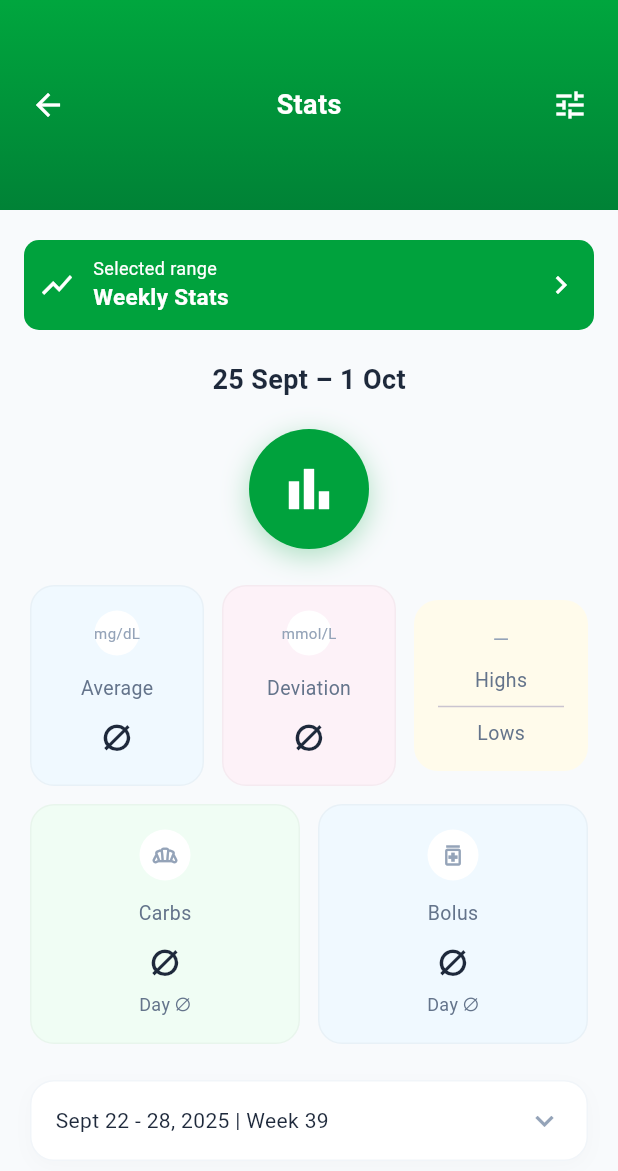
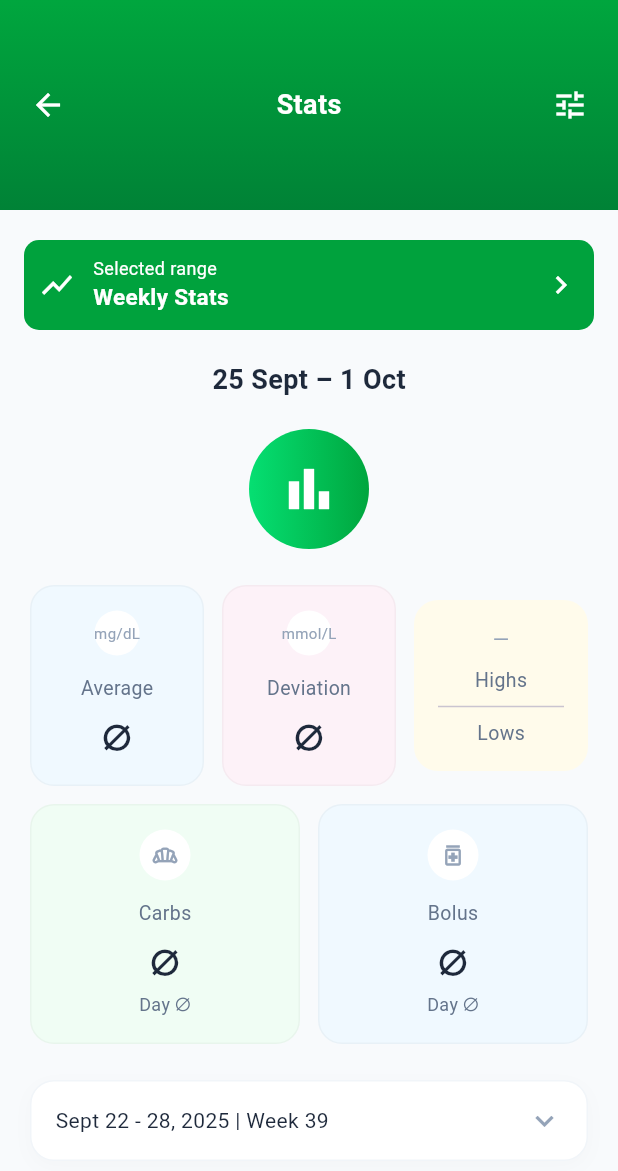
Before and after one commit to IsmailCoder366/Dialens, a Flutter app: the StatsScreen screen opened by its route, on a phone screen of 412 x 824 dp. Shown: the top 1171 px of the screen. Run offline on Flutter 3.47's test engine with Material 3 defaults, Android fonts, the phone set to English and light mode, and no system bars; our stand-ins replace fl_chart.

Commit message:
state screen completed

```diff
--- a/lib/features/profile/screens/state_screen.dart
+++ b/lib/features/profile/screens/state_screen.dart
@@ -31,7 +31,7 @@ class StatsScreen extends StatelessWidget {
         child: Column(
           children: [
             SizedBox(height: 20),
-            // --- TOP HEADER BLOCK ---
+            /// --- TOP HEADER BLOCK ---
             Container(
               width: 380,
               height: 60,
@@ -65,14 +65,17 @@ class StatsScreen extends StatelessWidget {
                       style: TextStyle(fontSize: 18, fontWeight: FontWeight.bold, color: Color(0xFF1E293B))),
                   const SizedBox(height: 20),
 
-                  // --- CENTRAL FLOATING ICON ---
+                  /// --- CENTRAL FLOATING ICON ---
                   Container(
                     height: 80,
                     width: 80,
                     decoration: BoxDecoration(
                       color: Color(0xff00A23D),
                       shape: BoxShape.circle,
-                      boxShadow: [BoxShadow(color: Color(0xff00A23D).withOpacity(0.3), blurRadius: 15, offset: const Offset(0, 5))],
+                      gradient: LinearGradient(colors: [
+                        Color(0xff05DF72),
+                        Color(0xff00A63E),
+                      ])
                     ),
                     child: const Icon(Icons.bar_chart, color: Colors.white, size: 40),
                   ),
```
